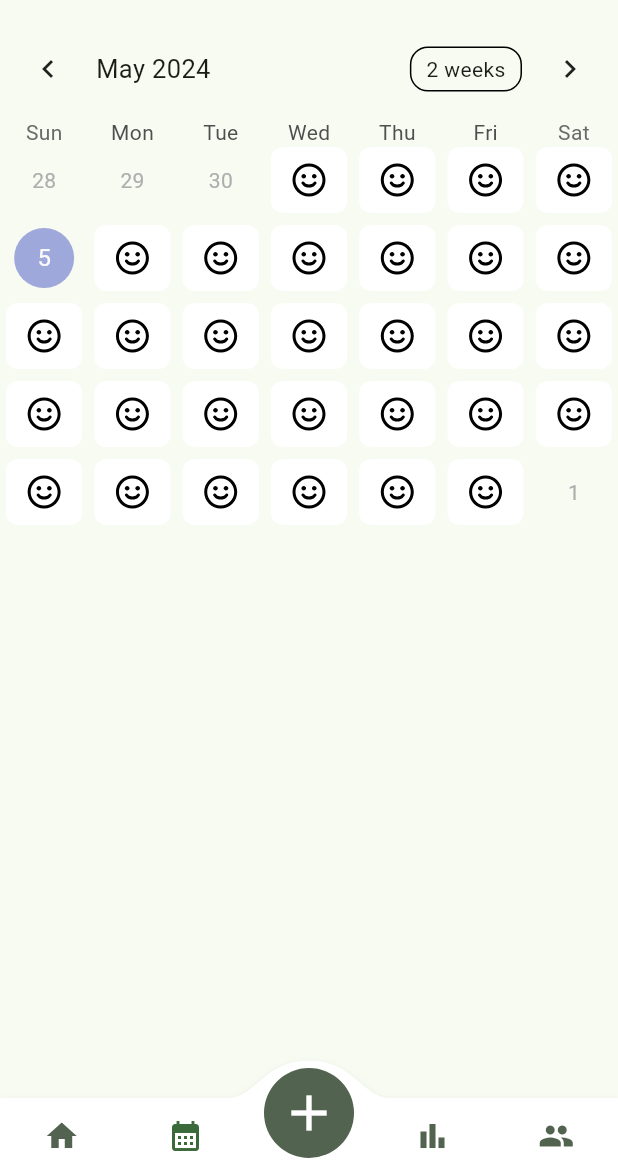
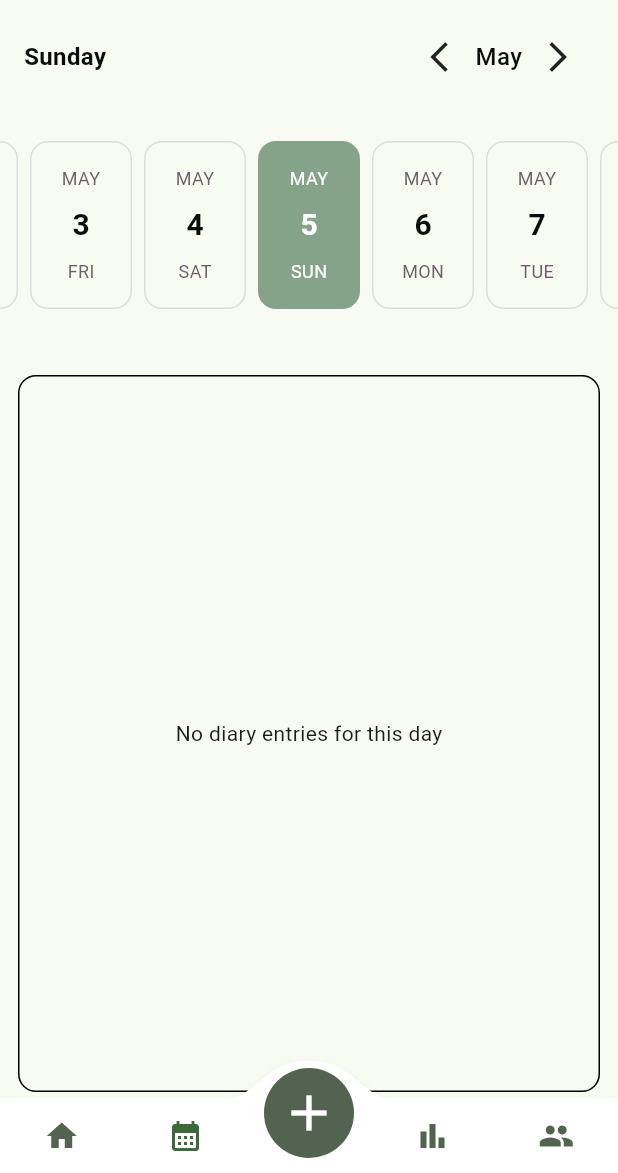
Before and after one commit to a7medkhalaf/flutter_gp_app, a Flutter app: the screen it shows after launch, item 2 of the bottom bar chosen, after a tap on "Reset", on a phone screen of 412 x 824 dp, the part 63-1236 px from its top. Run offline on Flutter 3.47's test engine with Material 3 defaults, Android fonts, the phone set to English and light mode, and no system bars; drawn by our look-alikes of convex_bottom_bar, easy_date_timeline, table_calendar; our stand-ins replace device_preview, flutter_bloc, flutter_svg, hive, hive_flutter; missing offline and left inert: flutter_quill; accounts and stored records are empty.

Commit message:
Finish calender screen.

```diff
--- a/lib/bloc/diary_bloc.dart
+++ b/lib/bloc/diary_bloc.dart
@@ -1,3 +1,5 @@
+import 'dart:developer';
+
 import 'package:flutter/material.dart';
 import 'package:flutter_bloc/flutter_bloc.dart';
 import 'package:flutter_gp_app/data/models/diary_entry.dart';
@@ -11,21 +13,45 @@ class DiaryBloc extends Bloc<DiaryEvent, DiaryState> {
   final DiaryRepository _diaryRepository;
 
   DiaryBloc(this._diaryRepository) : super(DiaryInitial()) {
-    on<DiaryGetAllByMonth>(_loadDiaryByMonth);
+    on<DiaryGetAllByMonth>(_loadDiariesByMonth);
+    on<DiaryGetAllByDay>(_loadDiariesByDay);
     on<DiaryInsert>(_insertDiary);
     on<DiaryUpdate>(_updateDiary);
     on<DiaryDelete>(_deleteDiary);
     on<DiaryReset>(_resetDiary);
   }
-
-  void _loadDiaryByMonth(
+  void _loadDiariesByMonth(
     DiaryGetAllByMonth event,
     Emitter<DiaryState> emit,
   ) async {
     emit(DiaryLoading());
     try {
-      final diaryEntries = await _diaryRepository.getAllDiariesByMonth();
-      emit(DiaryLoaded(diaryEntries));
+      final diaryEntries = await _diaryRepository.getDiariesByMonth();
+      emit(DiaryLoaded(diaryEntriesPerMonth: diaryEntries));
+    } catch (e) {
+      emit(DiaryFailure(e.toString()));
+    }
+  }
+
+  // @override
+  // void onChange(Change<DiaryState> change) {
+  //   log(change.toString());
+  //   super.onChange(change);
+  // }
+
+  void _loadDiariesByDay(
+    DiaryGetAllByDay event,
+    Emitter<DiaryState> emit,
+  ) async {
+    emit(DiaryLoading());
+    try {
+      final diaryEntriesPerMonth = await _diaryRepository.getDiariesByMonth();
+      final diaryEntriesPerDay =
+          await _diaryRepository.getDiariesByDay(event.day);
+      emit(DiaryLoaded(
+        diaryEntriesPerMonth: diaryEntriesPerMonth,
+        diaryEntriesPerDay: diaryEntriesPerDay,
+      ));
     } catch (e) {
       emit(DiaryFailure(e.toString()));
     }
--- a/lib/bloc/diary_event.dart
+++ b/lib/bloc/diary_event.dart
@@ -25,6 +25,12 @@ final class DiaryGetAll extends DiaryEvent {}
 
 final class DiaryGetAllByMonth extends DiaryEvent {}
 
+final class DiaryGetAllByDay extends DiaryEvent {
+  final DateTime day;
+
+  DiaryGetAllByDay(this.day);
+}
+
 final class DiaryDeleteAll extends DiaryEvent {}
 
 final class DiaryReset extends DiaryEvent {}
--- a/lib/bloc/diary_state.dart
+++ b/lib/bloc/diary_state.dart
@@ -8,9 +8,13 @@ final class DiaryInitial extends DiaryState {}
 final class DiaryLoading extends DiaryState {}
 
 final class DiaryLoaded extends DiaryState {
-  final List<List<DiaryEntry>> diaryEntries;
+  final List<List<DiaryEntry>> diaryEntriesPerMonth;
+  final List<DiaryEntry> diaryEntriesPerDay;
 
-  DiaryLoaded(this.diaryEntries);
+  DiaryLoaded({
+    this.diaryEntriesPerMonth = const [],
+    this.diaryEntriesPerDay = const [],
+  });
 }
 
 final class DiaryFailure extends DiaryState {
--- a/lib/data/repository/diary_repository.dart
+++ b/lib/data/repository/diary_repository.dart
@@ -22,14 +22,14 @@ class DiaryRepository {
     await _diaryProvider.deleteDiary(id);
   }
 
-  Future<List<DiaryEntry>> getAllDiaries() async {
+  Future<List<DiaryEntry>> _getAllDiaries() async {
     final diaries = await _diaryProvider.getAllDiaries();
     diaries.sort((a, b) => b.date.compareTo(a.date));
     return diaries;
   }
 
-  Future<List<List<DiaryEntry>>> getAllDiariesByMonth() async {
-    final diaries = await getAllDiaries();
+  Future<List<List<DiaryEntry>>> getDiariesByMonth() async {
+    final diaries = await _getAllDiaries();
     final diaryEntriesByMonth = <List<DiaryEntry>>[];
     final diaryEntriesByMonthMap = <String, List<DiaryEntry>>{};
     for (var diaryEntry in diaries) {
@@ -44,6 +44,16 @@ class DiaryRepository {
     return diaryEntriesByMonth;
   }
 
+  Future<List<DiaryEntry>> getDiariesByDay(DateTime day) async {
+    final diaries = await _getAllDiaries();
+    return diaries
+        .where((diary) =>
+            diary.date.day == day.day &&
+            diary.date.month == day.month &&
+            diary.date.year == day.year)
+        .toList();
+  }
+
   Future<void> deleteAllDiaries() async {
     await _diaryProvider.deleteAllDiaries();
   }
--- a/lib/presentation/screens/index.dart
+++ b/lib/presentation/screens/index.dart
@@ -1,7 +1,7 @@
 library screens;
 
 export 'package:flutter_gp_app/presentation/screens/add_edit_diary_screen.dart';
-export 'package:flutter_gp_app/presentation/screens/pages/calendar_page.dart';
+export 'package:flutter_gp_app/presentation/screens/pages/calender_page.dart';
 export 'package:flutter_gp_app/presentation/screens/pages/diary_page.dart';
 export 'package:flutter_gp_app/presentation/screens/pages/profile_page.dart';
 export 'package:flutter_gp_app/presentation/screens/pages/review_page.dart';
--- a/lib/presentation/screens/main_screen.dart
+++ b/lib/presentation/screens/main_screen.dart
@@ -41,7 +41,7 @@ class MainScreen extends StatelessWidget {
             physics: const NeverScrollableScrollPhysics(),
             children: const [
               DiaryPage(),
-              CalendarPage(),
+              CalenderPage(),
               ReviewPage(),
               ProfilePage(),
             ],
--- a/lib/presentation/screens/pages/calendar_page.dart
+++ /dev/null
@@ -1,65 +0,0 @@
-import 'package:flutter/material.dart';
-import 'package:flutter_gp_app/presentation/widgets/constants.dart';
-import 'package:flutter_svg/flutter_svg.dart';
-import 'package:table_calendar/table_calendar.dart';
-
-class CalendarPage extends StatefulWidget {
-  const CalendarPage({super.key});
-
-  @override
-  State<CalendarPage> createState() => _CalendarPageState();
-}
-
-class _CalendarPageState extends State<CalendarPage> {
-  var _selectedDay;
-  var _focusedDay;
-  var _calendarFormat = CalendarFormat.month;
-
-  @override
-  Widget build(BuildContext context) {
-    return Scaffold(
-      body: TableCalendar(
-        firstDay: DateTime.utc(2010, 10, 16),
-        lastDay: DateTime.utc(2030, 3, 14),
-        focusedDay: DateTime.now(),
-        selectedDayPredicate: (day) {
-          return isSameDay(_selectedDay, day);
-        },
-        onDaySelected: (selectedDay, focusedDay) {
-          setState(() {
-            _focusedDay = focusedDay; // update `_focusedDay` here as well
-            _selectedDay = selectedDay;
-          });
-        },
-        calendarFormat: _calendarFormat,
-        onFormatChanged: (format) {
-          setState(() {
-            _calendarFormat = format;
-          });
-        },
-        onPageChanged: (focusedDay) {
-          _focusedDay = focusedDay;
-        },
-        calendarBuilders: CalendarBuilders(
-          defaultBuilder: (context, day, focusedDay) {
-            return Container(
-              margin: const EdgeInsets.all(4.0),
-              alignment: Alignment.center,
-              decoration: BoxDecoration(
-                color: Colors.white,
-                borderRadius: BorderRadius.circular(8.0),
-              ),
-              child: SvgPicture.asset(
-                emojiJoy,
-                colorFilter: const ColorFilter.mode(
-                  Colors.black,
-                  BlendMode.srcIn,
-                ),
-              ),
-            );
-          },
-        ),
-      ),
-    );
-  }
-}
--- /dev/null
+++ b/lib/presentation/screens/pages/calender_page.dart
@@ -0,0 +1,84 @@
+import 'package:easy_date_timeline/easy_date_timeline.dart';
+import 'package:flutter/material.dart';
+import 'package:flutter_bloc/flutter_bloc.dart';
+import 'package:flutter_gp_app/bloc/diary_bloc.dart';
+import 'package:flutter_gp_app/data/models/diary_entry.dart';
+import 'package:flutter_gp_app/presentation/widgets/diary_item.dart';
+
+class CalenderPage extends StatefulWidget {
+  const CalenderPage({super.key});
+
+  @override
+  State<CalenderPage> createState() => _CalenderPageState();
+}
+
+class _CalenderPageState extends State<CalenderPage> {
+  List<DiaryEntry> _selectedDiaries = [];
+  DateTime _selectedDay = DateTime.now();
+  @override
+  void initState() {
+    BlocProvider.of<DiaryBloc>(context).add(
+      DiaryGetAllByDay(_selectedDay),
+    );
+    super.initState();
+  }
+
+  void _onDateChange(DateTime selectedDate) {
+    _selectedDay = selectedDate;
+
+    BlocProvider.of<DiaryBloc>(context).add(
+      DiaryGetAllByDay(_selectedDay),
+    );
+  }
+
+  @override
+  Widget build(BuildContext context) {
+    return Column(
+      children: [
+        EasyDateTimeLine(
+          initialDate: DateTime.now(),
+          onDateChange: _onDateChange,
+          activeColor: const Color(0xff85A389),
+          headerProps: const EasyHeaderProps(
+            monthPickerType: MonthPickerType.switcher,
+            dateFormatter: DateFormatter.dayOnly(),
+          ),
+          dayProps: const EasyDayProps(
+            todayHighlightStyle: TodayHighlightStyle.withBackground,
+            todayHighlightColor: Color(0xffE1ECC8),
+          ),
+        ),
+        const SizedBox(height: 32.0),
+        BlocConsumer<DiaryBloc, DiaryState>(
+          listener: (context, state) {
+            if (state is DiaryLoaded) {
+              _selectedDiaries = state.diaryEntriesPerDay;
+            }
+          },
+          builder: (context, state) {
+            return Expanded(
+              child: Container(
+                margin: const EdgeInsets.symmetric(
+                  horizontal: 12.0,
+                  vertical: 4.0,
+                ),
+                decoration: BoxDecoration(
+                  border: Border.all(),
+                  borderRadius: BorderRadius.circular(12.0),
+                ),
+                child: _selectedDiaries.isEmpty
+                    ? const Center(child: Text('No diary entries for this day'))
+                    : ListView.builder(
+                        itemCount: _selectedDiaries.length,
+                        itemBuilder: (context, index) {
+                          return DiaryListItem(_selectedDiaries[index]);
+                        },
+                      ),
+              ),
+            );
+          },
+        ),
+      ],
+    );
+  }
+}
--- a/lib/presentation/screens/pages/diary_page.dart
+++ b/lib/presentation/screens/pages/diary_page.dart
@@ -14,7 +14,7 @@ class DiaryPage extends StatelessWidget {
       itemBuilder: (context, i) {
         return DiaryListViewPerMonth(i);
       },
-      itemCount: state.diaryEntries.length,
+      itemCount: state.diaryEntriesPerMonth.length,
     );
   }
 }
--- a/lib/presentation/widgets/diary_item.dart
+++ b/lib/presentation/widgets/diary_item.dart
@@ -2,7 +2,6 @@ import 'package:flutter/material.dart';
 import 'package:flutter_bloc/flutter_bloc.dart';
 import 'package:flutter_gp_app/bloc/diary_bloc.dart';
 import 'package:flutter_gp_app/data/models/diary_entry.dart';
-import 'package:flutter_gp_app/presentation/screens/add_edit_diary_screen.dart';
 import 'package:flutter_gp_app/presentation/widgets/diary_date.dart';
 import 'package:flutter_gp_app/presentation/screens/diary_overview_screen.dart';
 
--- a/lib/presentation/widgets/diary_list_view_per_month.dart
+++ b/lib/presentation/widgets/diary_list_view_per_month.dart
@@ -13,15 +13,17 @@ class DiaryListViewPerMonth extends StatelessWidget {
     return BlocBuilder<DiaryBloc, DiaryState>(
       builder: (context, state) {
         if (state is DiaryLoaded) {
-          if (state.diaryEntries.elementAt(monthIndex).isEmpty) {
+          if (state.diaryEntriesPerMonth.elementAt(monthIndex).isEmpty) {
             return const SizedBox();
           }
 
           return Column(
             children: [
               Text(
-                DateFormat.yMMMM().format(
-                    state.diaryEntries.elementAt(monthIndex).elementAt(0).date),
+                DateFormat.yMMMM().format(state.diaryEntriesPerMonth
+                    .elementAt(monthIndex)
+                    .elementAt(0)
+                    .date),
                 style: Theme.of(context)
                     .textTheme
                     .bodyLarge!
@@ -32,11 +34,12 @@ class DiaryListViewPerMonth extends StatelessWidget {
                 shrinkWrap: true,
                 physics: const ScrollPhysics(),
                 itemBuilder: (context, diaryIndex) {
-                  return DiaryListItem(state.diaryEntries
+                  return DiaryListItem(state.diaryEntriesPerMonth
                       .elementAt(monthIndex)
                       .elementAt(diaryIndex));
                 },
-                itemCount: state.diaryEntries.elementAt(monthIndex).length,
+                itemCount:
+                    state.diaryEntriesPerMonth.elementAt(monthIndex).length,
               ),
               const Divider(
                 indent: 80,
--- a/pubspec.yaml
+++ b/pubspec.yaml
@@ -11,6 +11,7 @@ dependencies:
   convex_bottom_bar: ^3.2.0
   device_info_plus: ^9.1.2
   device_preview: ^1.1.0
+  easy_date_timeline: ^1.0.3
   flutter:
     sdk: flutter
   flutter_bloc: ^8.1.5
@@ -26,7 +27,6 @@ dependencies:
   path_provider: ^2.1.2
   provider: ^6.1.2
   super_clipboard: ^0.8.9
-  table_calendar: ^3.0.9
   url_launcher: ^6.2.5
 
 dev_dependencies:
```
Also changed, not shown: pubspec.lock.
